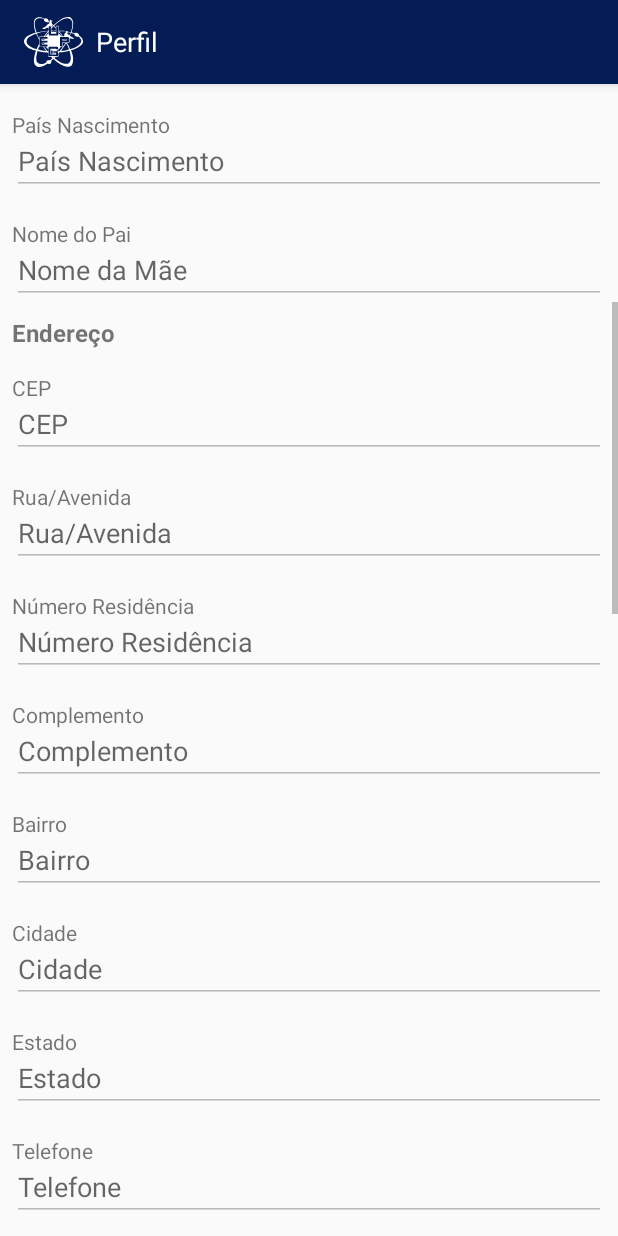
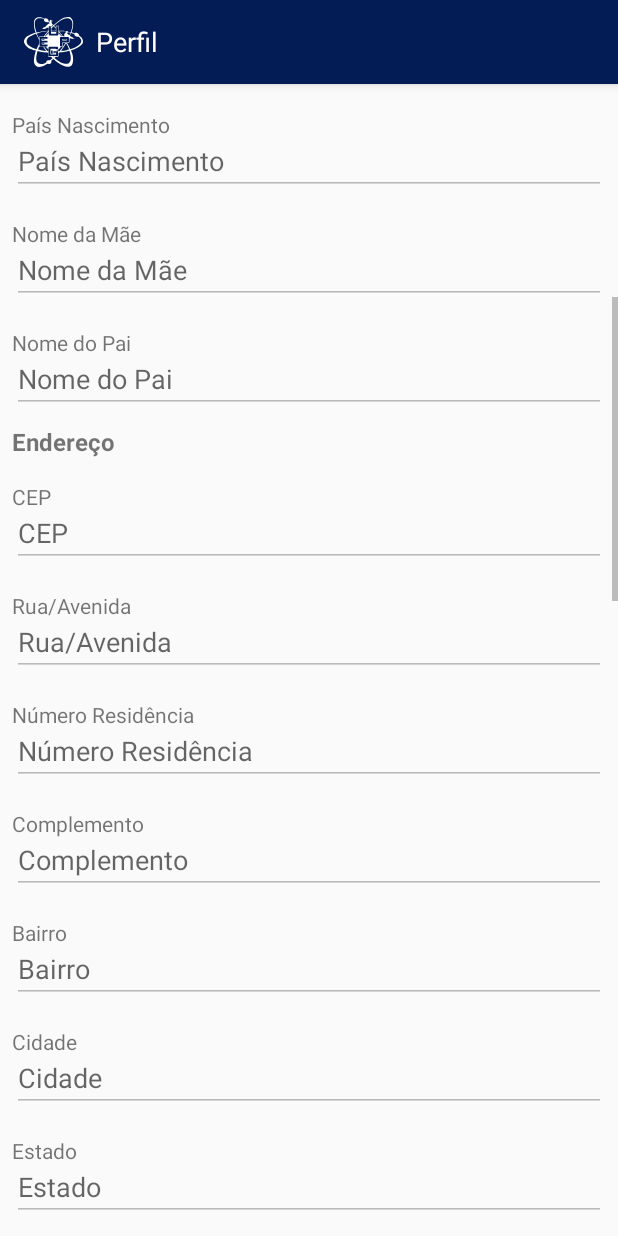
Before and after one commit to pedromneto97/uepgacadonline-api, an Android app: the PerfilActivity screen opened directly, with no data from a screen before it, scrolled down 537 dp, on a phone screen of 412 x 824 dp. Run offline under Robolectric (Android 15) with nearby library versions, the phone set to English and light mode, and no system bars; 1 statement that could not run was skipped.

Commit message:
adding perfil logic and ids

```diff
--- a/app/src/main/res/layout/activity_perfil.xml
+++ b/app/src/main/res/layout/activity_perfil.xml
@@ -77,6 +77,7 @@
                     android:layout_width="match_parent"
                     android:layout_height="wrap_content"
                     android:hint="Registro Acadêmico"
+                    android:id="@+id/perfil_ra_edit_text"
                     android:enabled="false"/>
 
             </LinearLayout>
@@ -97,6 +98,7 @@
                     android:layout_width="match_parent"
                     android:layout_height="wrap_content"
                     android:hint="Nome Completo"
+                    android:id="@+id/perfil_complet_name_edit_text"
                     android:enabled="false"/>
 
             </LinearLayout>
@@ -116,6 +118,7 @@
                     android:layout_width="match_parent"
                     android:layout_height="wrap_content"
                     android:hint="Nome Social"
+                    android:id="@+id/perfil_social_name_edit_text"
                     android:enabled="false"/>
 
             </LinearLayout>
@@ -135,6 +138,7 @@
                     android:layout_width="match_parent"
                     android:layout_height="wrap_content"
                     android:hint="Data Nascimento"
+                    android:id="@+id/perfil_birth_date_edit_text"
                     android:enabled="false"/>
 
             </LinearLayout>
@@ -154,6 +158,7 @@
                     android:layout_width="match_parent"
                     android:layout_height="wrap_content"
                     android:hint="Nacionalidade"
+                    android:id="@+id/perfil_nationality_edit_text"
                     android:enabled="false"/>
 
             </LinearLayout>
@@ -173,6 +178,7 @@
                     android:layout_width="match_parent"
                     android:layout_height="wrap_content"
                     android:hint="Estado Nascimento"
+                    android:id="@+id/perfil_birth_state_edit_text"
                     android:enabled="false"/>
 
             </LinearLayout>
@@ -193,6 +199,7 @@
                     android:layout_width="match_parent"
                     android:layout_height="wrap_content"
                     android:hint="Cidade Nascimento"
+                    android:id="@+id/perfil_birth_city_edit_text"
                     android:enabled="false"/>
 
             </LinearLayout>
@@ -213,6 +220,28 @@
                     android:layout_width="match_parent"
                     android:layout_height="wrap_content"
                     android:hint="País Nascimento"
+                    android:id="@+id/perfil_birth_country_edit_text"
+                    android:enabled="false"/>
+
+            </LinearLayout>
+
+            <LinearLayout
+                android:layout_width="match_parent"
+                android:layout_height="match_parent"
+                android:orientation="vertical">
+
+                <TextView
+                    android:layout_width="wrap_content"
+                    android:layout_height="wrap_content"
+                    android:text="Nome da Mãe"
+                    android:layout_marginTop="16dp"
+                    android:layout_marginBottom="-8dp"/>
+
+                <EditText
+                    android:layout_width="match_parent"
+                    android:layout_height="wrap_content"
+                    android:hint="Nome da Mãe"
+                    android:id="@+id/perfil_mother_name_edit_text"
                     android:enabled="false"/>
 
             </LinearLayout>
@@ -232,7 +261,8 @@
                 <EditText
                     android:layout_width="match_parent"
                     android:layout_height="wrap_content"
-                    android:hint="Nome da Mãe"
+                    android:hint="Nome do Pai"
+                    android:id="@+id/perfil_father_name_edit_text"
                     android:enabled="false"/>
 
             </LinearLayout>
@@ -261,6 +291,7 @@
                     android:layout_width="match_parent"
                     android:layout_height="wrap_content"
                     android:hint="CEP"
+                    android:id="@+id/perfil_cep_edit_text"
                     android:enabled="false"/>
 
             </LinearLayout>
@@ -281,6 +312,7 @@
                     android:layout_width="match_parent"
                     android:layout_height="wrap_content"
                     android:hint="Rua/Avenida"
+                    android:id="@+id/perfil_address_edit_text"
                     android:enabled="false"/>
 
             </LinearLayout>
@@ -301,6 +333,7 @@
                     android:layout_width="match_parent"
                     android:layout_height="wrap_content"
                     android:hint="Número Residência"
+                    android:id="@+id/perfil_number_edit_text"
                     android:enabled="false"/>
 
             </LinearLayout>
@@ -321,6 +354,7 @@
                     android:layout_width="match_parent"
                     android:layout_height="wrap_content"
                     android:hint="Complemento"
+                    android:id="@+id/perfil_complement_edit_text"
                     android:enabled="false"/>
 
             </LinearLayout>
@@ -341,6 +375,7 @@
                     android:layout_width="match_parent"
                     android:layout_height="wrap_content"
                     android:hint="Bairro"
+                    android:id="@+id/perfil_neighborhood_edit_text"
                     android:enabled="false"/>
 
             </LinearLayout>
@@ -361,6 +396,7 @@
                     android:layout_width="match_parent"
                     android:layout_height="wrap_content"
                     android:hint="Cidade"
+                    android:id="@+id/perfil_city_edit_text"
                     android:enabled="false"/>
 
             </LinearLayout>
@@ -381,6 +417,7 @@
                     android:layout_width="match_parent"
                     android:layout_height="wrap_content"
                     android:hint="Estado"
+                    android:id="@+id/perfil_state_edit_text"
                     android:enabled="false"/>
 
             </LinearLayout>
@@ -401,6 +438,7 @@
                     android:layout_width="match_parent"
                     android:layout_height="wrap_content"
                     android:hint="Telefone"
+                    android:id="@+id/perfil_telephone_edit_text"
                     android:enabled="false"/>
 
             </LinearLayout>
@@ -421,6 +459,7 @@
                     android:layout_width="match_parent"
                     android:layout_height="wrap_content"
                     android:hint="Link Lattes"
+                    android:id="@+id/perfil_lattes_edit_text"
                     android:enabled="false"/>
 
             </LinearLayout>
@@ -441,6 +480,7 @@
                     android:layout_width="match_parent"
                     android:layout_height="wrap_content"
                     android:hint="Email"
+                    android:id="@+id/perfil_email_edit_text"
                     android:enabled="false"/>
 
             </LinearLayout>
@@ -469,6 +509,7 @@
                     android:layout_width="match_parent"
                     android:layout_height="wrap_content"
                     android:hint="CPF"
+                    android:id="@+id/perfil_cpf_edit_text"
                     android:enabled="false"/>
 
             </LinearLayout>
@@ -489,6 +530,7 @@
                     android:layout_width="match_parent"
                     android:layout_height="wrap_content"
                     android:hint="RG"
+                    android:id="@+id/perfil_rg_edit_text"
                     android:enabled="false"/>
 
             </LinearLayout>
@@ -509,6 +551,7 @@
                     android:layout_width="match_parent"
                     android:layout_height="wrap_content"
                     android:hint="Orgão Expeditor"
+                    android:id="@+id/perfil_agent_edit_text"
                     android:enabled="false"/>
 
             </LinearLayout>
@@ -529,6 +572,7 @@
                     android:layout_width="match_parent"
                     android:layout_height="wrap_content"
                     android:hint="Estado"
+                    android:id="@+id/perfil_doc_state_edit_text"
                     android:enabled="false"/>
 
             </LinearLayout>
@@ -549,6 +593,7 @@
                     android:layout_width="match_parent"
                     android:layout_height="wrap_content"
                     android:hint="Número da Zona Eleitoral"
+                    android:id="@+id/perfil_zone_number_edit_text"
                     android:enabled="false"/>
 
             </LinearLayout>
@@ -569,6 +614,7 @@
                     android:layout_width="match_parent"
                     android:layout_height="wrap_content"
                     android:hint="Zona Eleitoral"
+                    android:id="@+id/perfil_zone_edit_text"
                     android:enabled="false"/>
 
             </LinearLayout>
@@ -597,6 +643,7 @@
                     android:layout_width="match_parent"
                     android:layout_height="wrap_content"
                     android:hint="Número do Documento Militar"
+                    android:id="@+id/perfil_militar_document_numer_edit_text"
                     android:enabled="false"/>
 
             </LinearLayout>
@@ -617,6 +664,7 @@
                     android:layout_width="match_parent"
                     android:layout_height="wrap_content"
                     android:hint="Categoria Militar"
+                    android:id="@+id/perfil_militar_category_edit_text"
                     android:enabled="false"/>
 
             </LinearLayout>
@@ -637,6 +685,7 @@
                     android:layout_width="match_parent"
                     android:layout_height="wrap_content"
                     android:hint="Orgão Expeditor"
+                    android:id="@+id/perfil_militar_agent_edit_text"
                     android:enabled="false"/>
 
             </LinearLayout>
@@ -657,6 +706,7 @@
                     android:layout_width="match_parent"
                     android:layout_height="wrap_content"
                     android:hint="Data Expedição do Documento Militar"
+                    android:id="@+id/perfil_militar_doc_date_edit_text"
                     android:enabled="false"/>
 
             </LinearLayout>
@@ -685,6 +735,7 @@
                     android:layout_width="match_parent"
                     android:layout_height="wrap_content"
                     android:hint="Grau"
+                    android:id="@+id/perfil_degree_edit_text"
                     android:enabled="false"/>
 
             </LinearLayout>
@@ -705,6 +756,7 @@
                     android:layout_width="match_parent"
                     android:layout_height="wrap_content"
                     android:hint="Tipo"
+                    android:id="@+id/perfil_type_edit_text"
                     android:enabled="false"/>
 
             </LinearLayout>
@@ -725,6 +777,7 @@
                     android:layout_width="match_parent"
                     android:layout_height="wrap_content"
                     android:hint="Ano"
+                    android:id="@+id/perfil_year_edit_text"
                     android:enabled="false"/>
 
             </LinearLayout>
@@ -745,6 +798,7 @@
                     android:layout_width="match_parent"
                     android:layout_height="wrap_content"
                     android:hint="Instituição"
+                    android:id="@+id/perfil_institution_edit_text"
                     android:enabled="false"/>
 
             </LinearLayout>
@@ -765,6 +819,7 @@
                     android:layout_width="match_parent"
                     android:layout_height="wrap_content"
                     android:hint="Curso"
+                    android:id="@+id/perfil_course_edit_text"
                     android:enabled="false"/>
 
             </LinearLayout>
@@ -785,6 +840,7 @@
                     android:layout_width="match_parent"
                     android:layout_height="wrap_content"
                     android:hint="País"
+                    android:id="@+id/perfil_education_country_edit_text"
                     android:enabled="false"/>
 
             </LinearLayout>
@@ -805,6 +861,7 @@
                     android:layout_width="match_parent"
                     android:layout_height="wrap_content"
                     android:hint="Estado"
+                    android:id="@+id/perfil_education_state_edit_text"
                     android:enabled="false"/>
 
             </LinearLayout>
@@ -825,6 +882,7 @@
                     android:layout_width="match_parent"
                     android:layout_height="wrap_content"
                     android:hint="Cidade"
+                    android:id="@+id/perfil_education_city_edit_text"
                     android:enabled="false"/>
 
             </LinearLayout>
```
Also changed, not shown: app/src/main/java/com/pstwh/uepgacadonline_android/UepgWrapper.java (+62 -14 lines), app/src/main/java/com/pstwh/uepgacadonline_android/helpers/PerfilFormHelper.java (added, +23 -0 lines).
